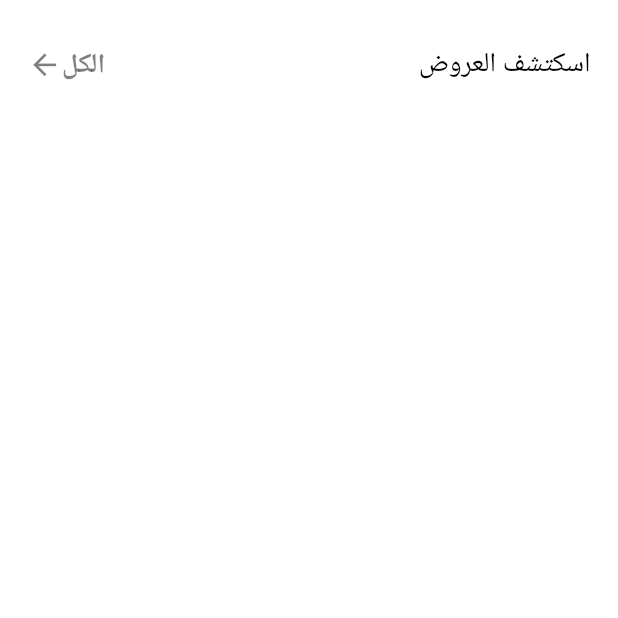
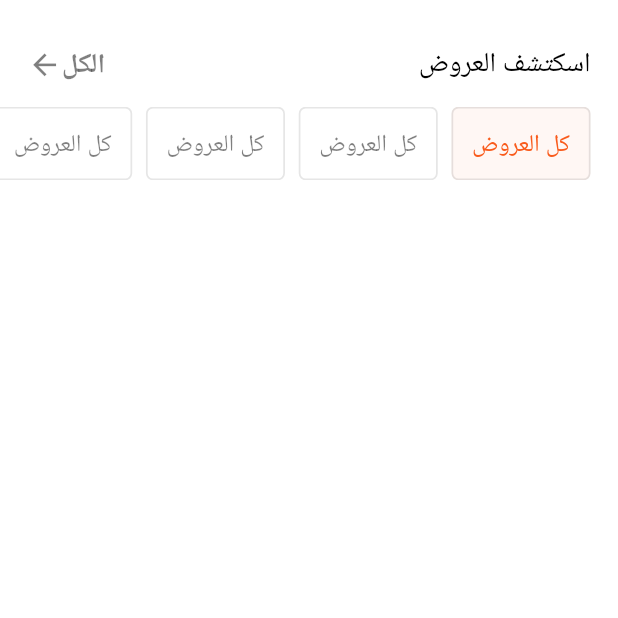
Before and after one commit to HazemAttia7/Otex-Small-Task-, a Flutter app: the screen it shows after launch, on a phone screen of 412 x 824 dp, the top half of it. Run offline on Flutter 3.47's test engine with Material 3 defaults, Android fonts, the phone set to English and light mode, and no system bars; our stand-ins replace flutter_screenutil, go_router, google_fonts; Roboto replaces fonts that are missing (Tajawal).

Commit message:
feat: add categories list view

```diff
--- a/lib/features/home/presentation/views/widgets/home_header.dart
+++ b/lib/features/home/presentation/views/widgets/home_header.dart
@@ -8,7 +8,9 @@ class HomeHeader extends StatelessWidget {
 
   @override
   Widget build(BuildContext context) {
-    return Row(
+    return Padding(
+      padding: EdgeInsets.symmetric(horizontal: 16.w),
+      child: Row(
         mainAxisAlignment: MainAxisAlignment.spaceBetween,
         children: [
           Text(
@@ -24,10 +26,15 @@ class HomeHeader extends StatelessWidget {
                   color: AppColors.mutedColor,
                 ),
               ),
-            Icon(Icons.arrow_forward, color: AppColors.mutedColor, size: 20.sp),
+              Icon(
+                Icons.arrow_forward,
+                color: AppColors.mutedColor,
+                size: 20.sp,
+              ),
             ],
           ),
         ],
+      ),
     );
   }
 }
--- a/lib/features/home/presentation/views/widgets/home_view_body.dart
+++ b/lib/features/home/presentation/views/widgets/home_view_body.dart
@@ -1,6 +1,7 @@
 import 'package:flutter/material.dart';
 import 'package:flutter_screenutil/flutter_screenutil.dart';
 import 'package:otex_app/features/home/presentation/views/widgets/home_header.dart';
+import 'package:otex_app/features/home/presentation/views/widgets/sub_categories_list_view.dart';
 
 class HomeViewBody extends StatelessWidget {
   const HomeViewBody({super.key});
@@ -8,15 +9,14 @@ class HomeViewBody extends StatelessWidget {
   @override
   Widget build(BuildContext context) {
     return SafeArea(
-      child: Padding(
-        padding: EdgeInsets.symmetric(horizontal: 16.w),
-        child: Column(
-          children: [
-            SizedBox(height: 25.h),
-            const HomeHeader(),
-            SizedBox(height: 14.5.h),
-          ],
-        ),
+      child: Column(
+        children: [
+          SizedBox(height: 25.h),
+          const HomeHeader(),
+          SizedBox(height: 12.h),
+          const SubCategoriesListView(),
+          SizedBox(height: 33.h),
+        ],
       ),
     );
   }
--- /dev/null
+++ b/lib/features/home/presentation/views/widgets/sub_categories_list_view.dart
@@ -0,0 +1,35 @@
+import 'package:flutter/material.dart';
+import 'package:flutter_screenutil/flutter_screenutil.dart';
+import 'package:otex_app/features/home/presentation/views/widgets/sub_categories_list_view_item.dart';
+
+class SubCategoriesListView extends StatefulWidget {
+  const SubCategoriesListView({super.key});
+
+  @override
+  State<SubCategoriesListView> createState() => _SubCategoriesListViewState();
+}
+
+class _SubCategoriesListViewState extends State<SubCategoriesListView> {
+  int selectedIndex = 0;
+  @override
+  Widget build(BuildContext context) {
+    return Padding(
+      padding: EdgeInsets.only(right: 16.w),
+      child: SizedBox(
+        height: 41.h,
+        child: ListView.builder(
+          physics: const BouncingScrollPhysics(),
+          scrollDirection: Axis.horizontal,
+          itemCount: 10,
+          itemBuilder: (context, index) => Padding(
+            padding: EdgeInsets.only(left: 8.w),
+            child: SubCategoriesListViewItem(
+              text: 'كل العروض',
+              isSelected: selectedIndex == index,
+            ),
+          ),
+        ),
+      ),
+    );
+  }
+}
--- /dev/null
+++ b/lib/features/home/presentation/views/widgets/sub_categories_list_view_item.dart
@@ -0,0 +1,42 @@
+import 'package:flutter/material.dart';
+import 'package:flutter_screenutil/flutter_screenutil.dart';
+import 'package:otex_app/core/utils/app_colors.dart';
+import 'package:otex_app/core/utils/app_styles.dart';
+
+class SubCategoriesListViewItem extends StatelessWidget {
+  final String text;
+  final bool isSelected;
+  const SubCategoriesListViewItem({
+    super.key,
+    this.isSelected = false,
+    required this.text,
+  });
+
+  @override
+  Widget build(BuildContext context) {
+    return GestureDetector(
+      onTap: (){
+
+      },
+      child: Container(
+        padding: EdgeInsets.all(12.sp),
+        foregroundDecoration: BoxDecoration(
+          border: Border.all(
+            color: Colors.black.withValues(alpha: .1),
+            width: 1.sp,
+          ),
+          color: isSelected
+              ? AppColors.secondary.withValues(alpha: .05)
+              : Colors.transparent,
+          borderRadius: BorderRadius.circular(4.r),
+        ),
+        child: Text(
+          text,
+          style: AppStyles.textStyle14.copyWith(
+            color: isSelected ? AppColors.secondary : AppColors.mutedColor,
+          ),
+        ),
+      ),
+    );
+  }
+}
```
Lines whose indentation alone changed are shown as unchanged.
